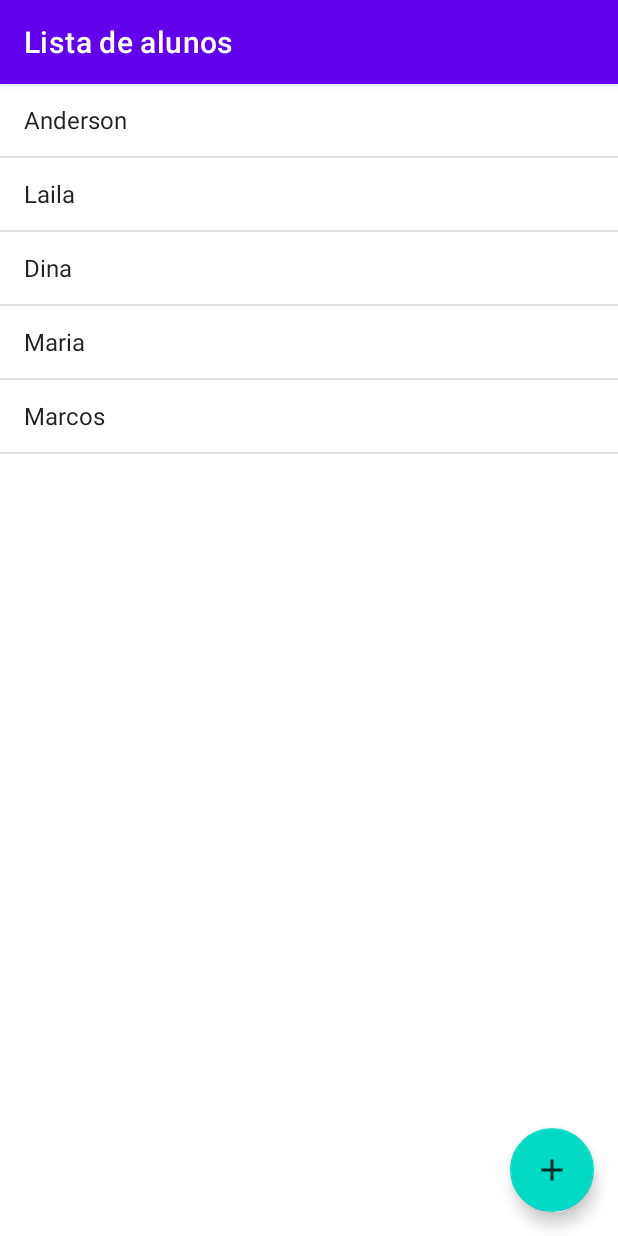
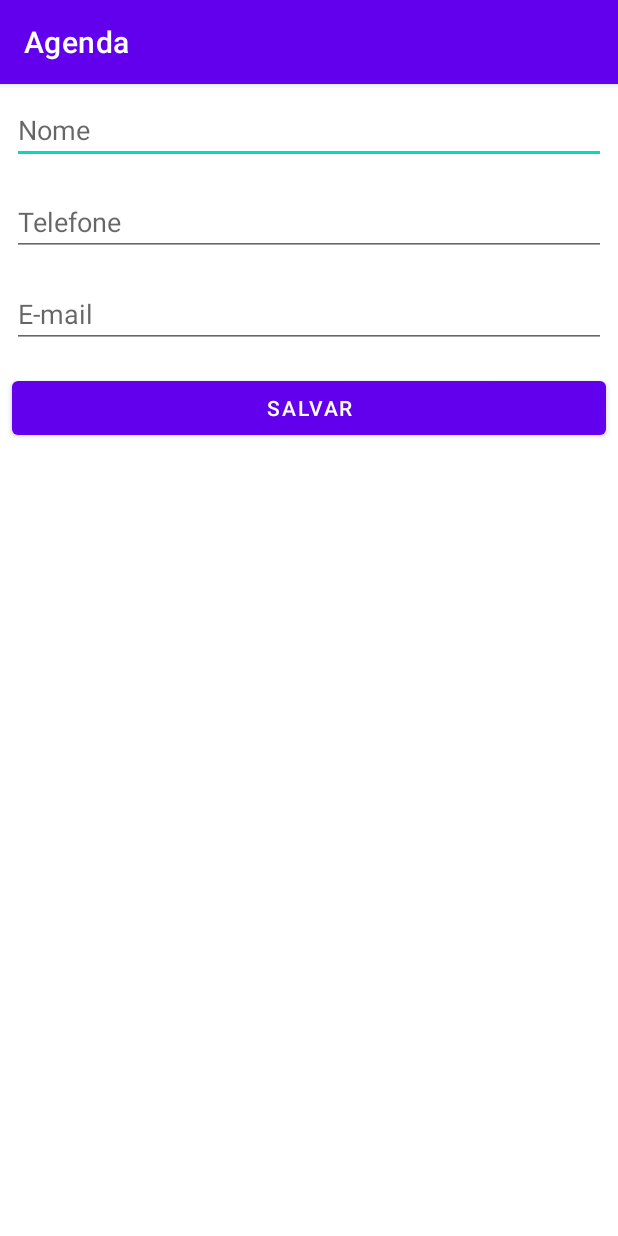
Before and after one commit to A-Pass-Studies/alura.android-training.project01-student-contacts, an Android app: the screen it shows after launch (MainActivity before the commit, FormularioAlunoActivity after it), on a phone screen of 412 x 824 dp. Run offline under Robolectric (Android 15) with nearby library versions, the phone set to English and light mode, and no system bars.

Commit message:
Adicionar formulário para salvar o aluno.

```diff
--- a/app/build.gradle
+++ b/app/build.gradle
@@ -31,6 +31,7 @@ dependencies {
 
     implementation 'androidx.appcompat:appcompat:1.4.1'
     implementation 'com.google.android.material:material:1.5.0'
+    implementation 'androidx.constraintlayout:constraintlayout:2.1.3'
     testImplementation 'junit:junit:4.13.2'
     androidTestImplementation 'androidx.test.ext:junit:1.1.3'
     androidTestImplementation 'androidx.test.espresso:espresso-core:3.4.0'
--- a/app/src/main/AndroidManifest.xml
+++ b/app/src/main/AndroidManifest.xml
@@ -10,7 +10,16 @@
         android:supportsRtl="true"
         android:theme="@style/Theme.Agenda">
         <activity
-            android:name=".MainActivity"
+            android:name=".ui.activity.FormularioAlunoActivity"
+            android:exported="true">
+            <intent-filter>
+                <action android:name="android.intent.action.MAIN" />
+
+                <category android:name="android.intent.category.LAUNCHER" />
+            </intent-filter>
+        </activity>
+        <activity
+            android:name=".ui.activity.ListaAlunoActivity"
             android:exported="true">
             <intent-filter>
                 <action android:name="android.intent.action.MAIN" />
--- /dev/null
+++ b/app/src/main/java/br/com/alura/agenda/ui/activity/FormularioAlunoActivity.java
@@ -0,0 +1,16 @@
+package br.com.alura.agenda.ui.activity;
+
+import androidx.appcompat.app.AppCompatActivity;
+
+import android.os.Bundle;
+
+import br.com.alura.agenda.R;
+
+public class FormularioAlunoActivity extends AppCompatActivity {
+
+    @Override
+    protected void onCreate(Bundle savedInstanceState) {
+        super.onCreate(savedInstanceState);
+        setContentView(R.layout.activity_formulario_aluno);
+    }
+}
--- a/app/src/main/java/br/com/alura/agenda/MainActivity.java
+++ b/app/src/main/java/br/com/alura/agenda/ui/activity/ListaAlunoActivity.java
@@ -1,18 +1,17 @@
-package br.com.alura.agenda;
+package br.com.alura.agenda.ui.activity;
 
 import androidx.appcompat.app.AppCompatActivity;
-import androidx.fragment.app.FragmentActivity;
 
-import android.app.Activity;
 import android.os.Bundle;
 import android.widget.ArrayAdapter;
 import android.widget.ListView;
-import android.widget.Toast;
 
 import java.util.ArrayList;
 import java.util.Arrays;
 
-public class MainActivity extends AppCompatActivity {
+import br.com.alura.agenda.R;
+
+public class ListaAlunoActivity extends AppCompatActivity {
 
     @Override
     protected void onCreate(Bundle savedInstanceState) {
@@ -21,9 +20,9 @@ public class MainActivity extends AppCompatActivity {
 
         ArrayList<String> alunos = new ArrayList<>(Arrays.asList("Anderson", "Laila", "Dina", "Maria", "Marcos"));
 
-        setContentView(R.layout.activity_main);
+        setContentView(R.layout.activity_lista_alunos);
 
-        ListView listaDeAlunos = findViewById(R.id.activity_main_lista_de_alunos);
+        ListView listaDeAlunos = findViewById(R.id.activity_lista_alunos_listview);
 
         listaDeAlunos.setAdapter(
                 new ArrayAdapter<String>(this, android.R.layout.simple_list_item_1, alunos));
--- /dev/null
+++ b/app/src/main/res/layout/activity_formulario_aluno.xml
@@ -0,0 +1,40 @@
+<?xml version="1.0" encoding="utf-8"?>
+<LinearLayout xmlns:android="http://schemas.android.com/apk/res/android"
+    xmlns:tools="http://schemas.android.com/tools"
+    android:layout_width="match_parent"
+    android:layout_height="match_parent"
+    tools:context=".ui.activity.FormularioAlunoActivity"
+    android:orientation="vertical">
+
+    <EditText
+        android:id="@+id/activity_formulario_aluno_nome"
+        android:layout_width="match_parent"
+        android:layout_height="wrap_content"
+        android:layout_margin="8dp"
+        android:hint="Nome"
+        android:inputType="textCapWords"/>
+
+    <EditText
+        android:id="@+id/activity_formulario_aluno_telefone"
+        android:layout_width="match_parent"
+        android:layout_height="wrap_content"
+        android:layout_margin="8dp"
+        android:hint="Telefone"
+        android:inputType="phone"/>
+
+    <EditText
+        android:id="@+id/activity_formulario_aluno_email"
+        android:layout_width="match_parent"
+        android:layout_height="wrap_content"
+        android:layout_margin="8dp"
+        android:inputType="textEmailAddress"
+        android:hint="E-mail"/>
+
+
+    <Button
+        android:id="@+id/activity_formulario_aluno_btn_salvar"
+        android:layout_width="match_parent"
+        android:layout_height="wrap_content"
+        android:layout_margin="8dp"
+        android:text="Salvar"/>
+</LinearLayout>
--- a/app/src/main/res/layout/activity_main.xml
+++ b/app/src/main/res/layout/activity_lista_alunos.xml
@@ -4,7 +4,7 @@
     android:layout_height="match_parent">
 
     <com.google.android.material.floatingactionbutton.FloatingActionButton
-        android:id="@+id/activity_main_fab_adiciona_aluno"
+        android:id="@+id/activity_lista_alunos_fab_adiciona_aluno"
         android:layout_width="wrap_content"
         android:layout_height="wrap_content"
         android:layout_alignParentEnd="true"
@@ -18,7 +18,7 @@
         android:src="@drawable/ic_action_adiciona_aluno" />
 
     <ListView
-        android:id="@+id/activity_main_lista_de_alunos"
+        android:id="@+id/activity_lista_alunos_listview"
         android:layout_width="match_parent"
         android:layout_height="match_parent"/>
 
```
